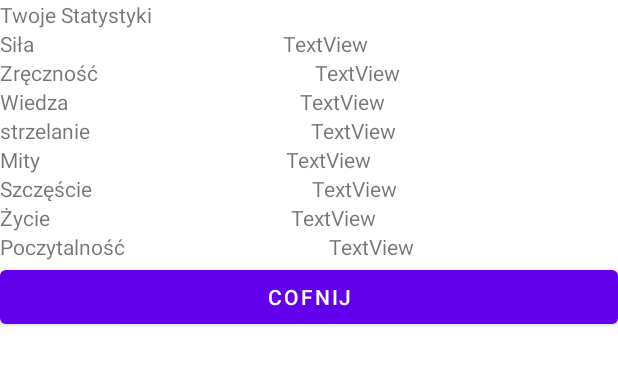
After one commit to kamil-wa/Wezwanie-Szalenstwa, an Android app: the layout activity_postac_gracza.xml on its own in the app's theme, with its tools: preview values and no code run, on a phone screen of 412 x 824 dp. The commit adds this screen. Shown: the top 365 px of the screen. Run offline under Robolectric (Android 15) with nearby library versions, the phone set to English and light mode, and no system bars.

Commit message:
v 0.0.1 to do statystyki przejścia losowanie i tego zapisywanie

```diff
--- /dev/null
+++ b/app/src/main/res/layout/activity_postac_gracza.xml
@@ -0,0 +1,188 @@
+<?xml version="1.0" encoding="utf-8"?>
+<androidx.constraintlayout.widget.ConstraintLayout xmlns:android="http://schemas.android.com/apk/res/android"
+    xmlns:app="http://schemas.android.com/apk/res-auto"
+    xmlns:tools="http://schemas.android.com/tools"
+    android:layout_width="match_parent"
+    android:layout_height="match_parent"
+    tools:context=".Postac.Postac_Gracza">
+
+    <LinearLayout
+        android:layout_width="match_parent"
+        android:layout_height="wrap_content"
+        android:orientation="vertical">
+
+        <TextView
+            android:id="@+id/textView33"
+            android:layout_width="match_parent"
+            android:layout_height="wrap_content"
+            android:text="Twoje Statystyki" />
+
+        <LinearLayout
+            android:layout_width="match_parent"
+            android:layout_height="match_parent"
+            android:orientation="horizontal">
+
+            <TextView
+                android:id="@+id/textView17"
+                android:layout_width="wrap_content"
+                android:layout_height="wrap_content"
+                android:layout_weight="1"
+                android:text="Siła" />
+
+            <TextView
+                android:id="@+id/textView18"
+                android:layout_width="wrap_content"
+                android:layout_height="wrap_content"
+                android:layout_weight="1"
+                android:text="TextView" />
+        </LinearLayout>
+
+        <LinearLayout
+            android:layout_width="match_parent"
+            android:layout_height="match_parent"
+            android:orientation="horizontal">
+
+            <TextView
+                android:id="@+id/textView19"
+                android:layout_width="wrap_content"
+                android:layout_height="wrap_content"
+                android:layout_weight="1"
+                android:text="Zręczność" />
+
+            <TextView
+                android:id="@+id/textView20"
+                android:layout_width="wrap_content"
+                android:layout_height="wrap_content"
+                android:layout_weight="1"
+                android:text="TextView" />
+        </LinearLayout>
+
+        <LinearLayout
+            android:layout_width="match_parent"
+            android:layout_height="match_parent"
+            android:orientation="horizontal">
+
+            <TextView
+                android:id="@+id/textView21"
+                android:layout_width="wrap_content"
+                android:layout_height="wrap_content"
+                android:layout_weight="1"
+                android:text="Wiedza" />
+
+            <TextView
+                android:id="@+id/textView22"
+                android:layout_width="wrap_content"
+                android:layout_height="wrap_content"
+                android:layout_weight="1"
+                android:text="TextView" />
+        </LinearLayout>
+
+        <LinearLayout
+            android:layout_width="match_parent"
+            android:layout_height="match_parent"
+            android:orientation="horizontal">
+
+            <TextView
+                android:id="@+id/textView23"
+                android:layout_width="wrap_content"
+                android:layout_height="wrap_content"
+                android:layout_weight="1"
+                android:text="strzelanie" />
+
+            <TextView
+                android:id="@+id/textView30"
+                android:layout_width="wrap_content"
+                android:layout_height="wrap_content"
+                android:layout_weight="1"
+                android:text="TextView" />
+        </LinearLayout>
+
+        <LinearLayout
+            android:layout_width="match_parent"
+            android:layout_height="match_parent"
+            android:orientation="horizontal">
+
+            <TextView
+                android:id="@+id/textView24"
+                android:layout_width="wrap_content"
+                android:layout_height="wrap_content"
+                android:layout_weight="1"
+                android:text="Mity" />
+
+            <TextView
+                android:id="@+id/textView29"
+                android:layout_width="wrap_content"
+                android:layout_height="wrap_content"
+                android:layout_weight="1"
+                android:text="TextView" />
+        </LinearLayout>
+
+        <LinearLayout
+            android:layout_width="match_parent"
+            android:layout_height="match_parent"
+            android:orientation="horizontal">
+
+            <TextView
+                android:id="@+id/textView26"
+                android:layout_width="wrap_content"
+                android:layout_height="wrap_content"
+                android:layout_weight="1"
+                android:text="Szczęście" />
+
+            <TextView
+                android:id="@+id/textView28"
+                android:layout_width="wrap_content"
+                android:layout_height="wrap_content"
+                android:layout_weight="1"
+                android:text="TextView" />
+        </LinearLayout>
+
+        <LinearLayout
+            android:layout_width="match_parent"
+            android:layout_height="match_parent"
+            android:orientation="horizontal">
+
+            <TextView
+                android:id="@+id/textView25"
+                android:layout_width="wrap_content"
+                android:layout_height="wrap_content"
+                android:layout_weight="1"
+                android:text="Życie" />
+
+            <TextView
+                android:id="@+id/textView27"
+                android:layout_width="wrap_content"
+                android:layout_height="wrap_content"
+                android:layout_weight="1"
+                android:text="TextView" />
+        </LinearLayout>
+
+        <LinearLayout
+            android:layout_width="match_parent"
+            android:layout_height="match_parent"
+            android:orientation="horizontal">
+
+            <TextView
+                android:id="@+id/textView31"
+                android:layout_width="wrap_content"
+                android:layout_height="wrap_content"
+                android:layout_weight="1"
+                android:text="Poczytalność" />
+
+            <TextView
+                android:id="@+id/textView32"
+                android:layout_width="wrap_content"
+                android:layout_height="wrap_content"
+                android:layout_weight="1"
+                android:text="TextView" />
+        </LinearLayout>
+
+        <Button
+            android:id="@+id/cofnij_button"
+            android:layout_width="match_parent"
+            android:layout_height="wrap_content"
+            android:text="Cofnij" />
+
+    </LinearLayout>
+
+</androidx.constraintlayout.widget.ConstraintLayout>
```
Also changed, not shown: app/src/main/AndroidManifest.xml (+14 -0 lines), app/src/main/java/com/example/projek_wezwanie_szalenstwa/Paragrafy/paragraf_1.kt (added, +12 -0 lines), app/src/main/java/com/example/projek_wezwanie_szalenstwa/Postac/Postac_Gracza.kt (added, +12 -0 lines), app/src/main/java/com/example/projek_wezwanie_szalenstwa/Postac/Tworzenie_Postaci.kt (added, +14 -0 lines), app/src/main/res/layout/activity_main.xml (+29 -8 lines), app/src/main/res/layout/activity_paragraf1.xml (added, +9 -0 lines), app/src/main/res/layout/activity_tworzenie_postaci.xml (added, +191 -0 lines).
